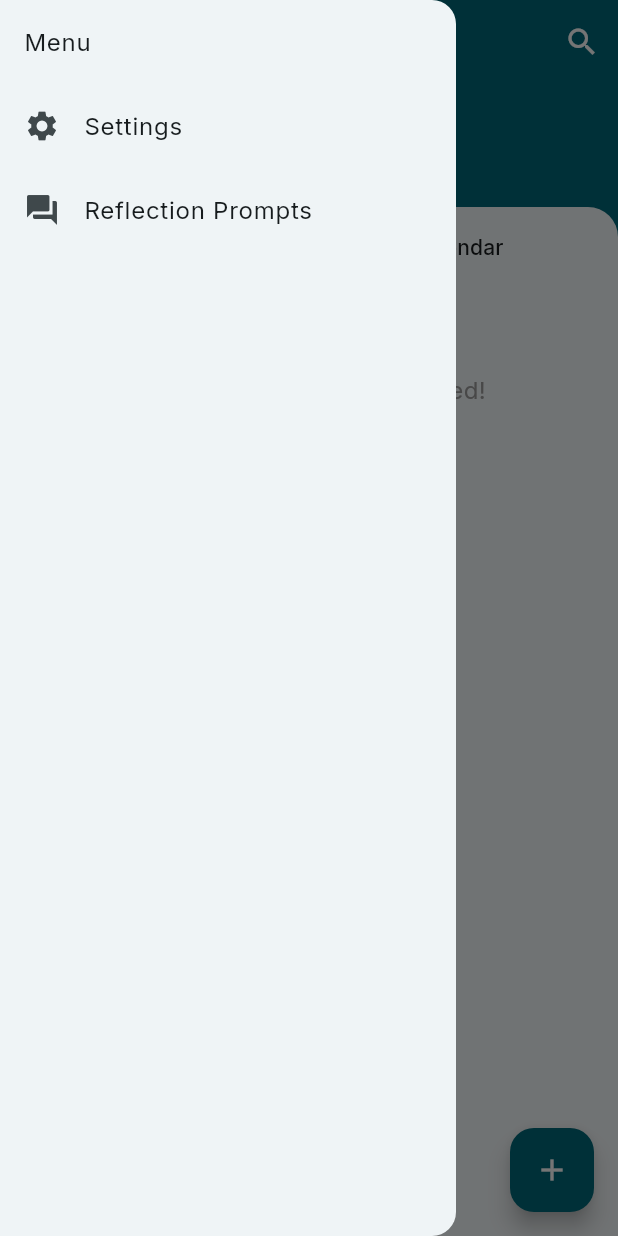
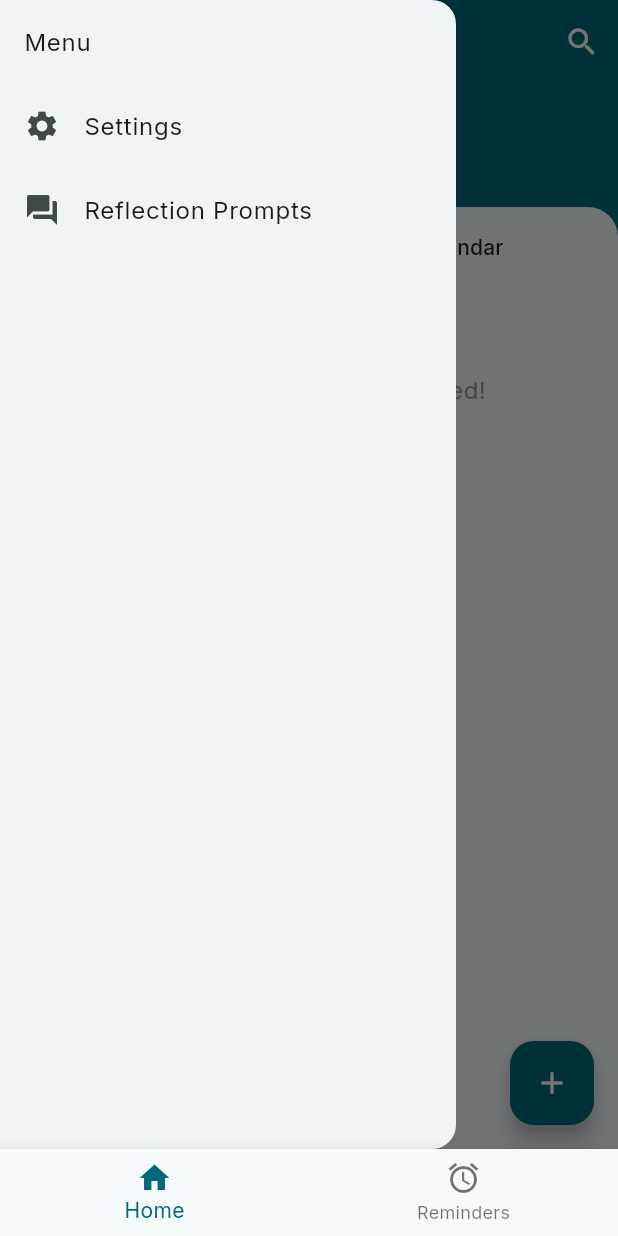
Before and after one commit to fDirham/moments_diary, a Flutter app: the screen it shows after launch, after a tap on the "menu" icon, on a phone screen of 412 x 824 dp. Run offline on Flutter 3.47's test engine with Material 3 defaults, Android fonts, the phone set to English and light mode, and no system bars; our stand-ins replace google_fonts, grouped_list, isar, shared_preferences; accounts and stored records are empty; generated files the repository leaves out were written again.

Commit message:
added bottom nav bar

```diff
--- a/lib/main.dart
+++ b/lib/main.dart
@@ -4,6 +4,7 @@ import 'package:flutter/material.dart';
 import 'package:intl/find_locale.dart';
 import 'package:moments_diary/models/note_database.dart';
 import 'package:moments_diary/screens/home_screen.dart';
+import 'package:moments_diary/screens/reminders_screen.dart'; // Add this import
 import 'package:moments_diary/theme/theme.dart';
 import 'package:moments_diary/theme/util.dart';
 import 'package:moments_diary/utils.dart';
@@ -73,6 +74,11 @@ class MainApp extends StatefulWidget {
 class _MainAppState extends State<MainApp> {
   int currentPageIndex = 0;
 
+  final List<Widget> screens = [
+    HomeScreen(),
+    RemindersScreen(), // Add your RemindersScreen here
+  ];
+
   @override
   Widget build(BuildContext context) {
     final brightness = View.of(context).platformDispatcher.platformBrightness;
@@ -85,7 +91,24 @@ class _MainAppState extends State<MainApp> {
         theme: brightness == Brightness.light ? theme.light() : theme.dark(),
         darkTheme: ThemeData(useMaterial3: true, brightness: Brightness.dark),
         themeMode: ThemeMode.system,
-        home: HomeScreen(),
+        home: Scaffold(
+          body: screens[currentPageIndex],
+          bottomNavigationBar: BottomNavigationBar(
+            currentIndex: currentPageIndex,
+            onTap: (index) {
+              setState(() {
+                currentPageIndex = index;
+              });
+            },
+            items: const [
+              BottomNavigationBarItem(icon: Icon(Icons.home), label: 'Home'),
+              BottomNavigationBarItem(
+                icon: Icon(Icons.alarm),
+                label: 'Reminders',
+              ),
+            ],
+          ),
+        ),
       ),
     );
   }
--- /dev/null
+++ b/lib/screens/reminders_screen.dart
@@ -0,0 +1,10 @@
+import 'package:flutter/material.dart';
+
+class RemindersScreen extends StatelessWidget {
+  @override
+  Widget build(BuildContext context) {
+    return Center(
+      child: Text('Reminders Screen'),
+    );
+  }
+}
```
